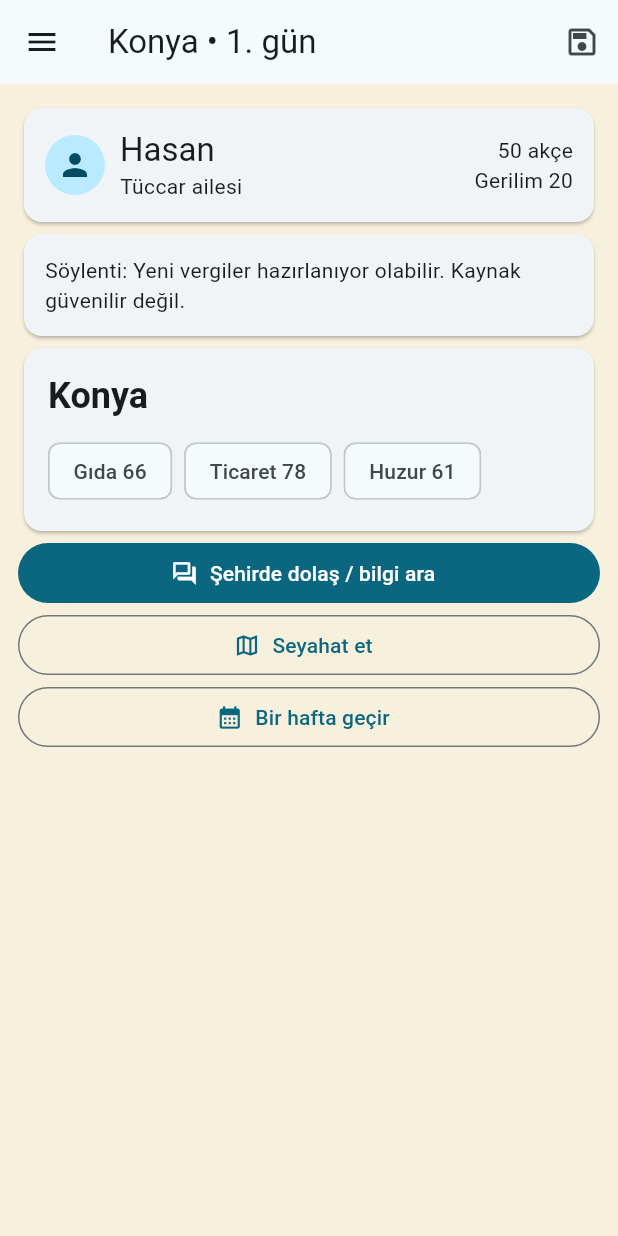
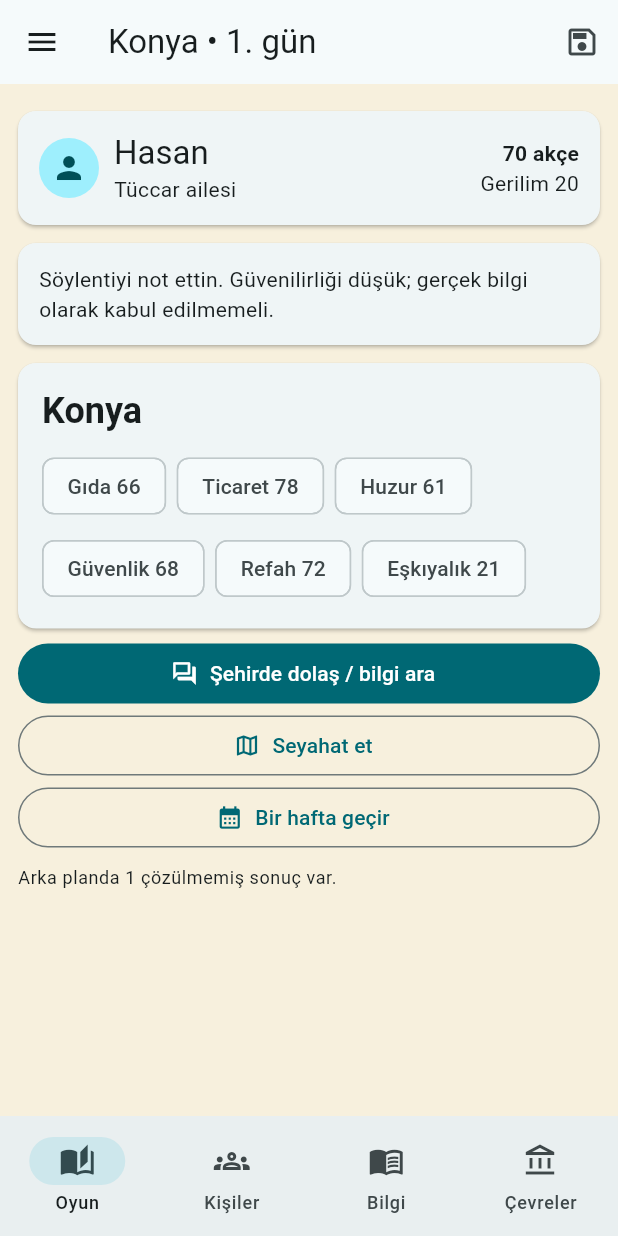
Before and after one commit to fatihistan1199/Uygulamalar, a Flutter app: the screen it shows after launch, after a tap on "Yeni Oyun", after a tap on "Şehirde dolaş / bilgi ara", after a tap on "Dinlemeye devam et", on a phone screen of 412 x 824 dp. Run offline on Flutter 3.47's test engine with Material 3 defaults, Android fonts, the phone set to English and light mode, and no system bars; our stand-ins replace shared_preferences.

Commit message:
UIyi NPC bilgi fraksiyon ve deterministik dunya motoruna bagla

```diff
--- a/Anadolu-Kader-Yollari/lib/main.dart
+++ b/Anadolu-Kader-Yollari/lib/main.dart
@@ -1,109 +1,271 @@
 import 'dart:convert';
-import 'dart:math';
 import 'package:flutter/material.dart';
 import 'package:shared_preferences/shared_preferences.dart';
+import 'game_engine.dart';
 
-void main() { WidgetsFlutterBinding.ensureInitialized(); runApp(const KaderApp()); }
+void main(){WidgetsFlutterBinding.ensureInitialized();runApp(const KaderApp());}
 
-class City {
-  City(this.id,this.name,this.food,this.trade,this.order);
-  final String id; final String name; int food; int trade; int order;
-  Map<String,dynamic> toJson()=>{'id':id,'name':name,'food':food,'trade':trade,'order':order};
-  factory City.fromJson(Map<String,dynamic> j)=>City(j['id'],j['name'],j['food'],j['trade'],j['order']);
-}
-
-class KaderApp extends StatelessWidget {
+class KaderApp extends StatelessWidget{
   const KaderApp({super.key});
   @override Widget build(BuildContext context)=>MaterialApp(
     debugShowCheckedModeBanner:false,
     title:'Anadolu: Kader Yolları',
-    theme:ThemeData(useMaterial3:true,colorScheme:ColorScheme.fromSeed(seedColor:const Color(0xff0e7490)),scaffoldBackgroundColor:const Color(0xfff7f0dd)),
+    theme:ThemeData(
+      useMaterial3:true,
+      colorScheme:ColorScheme.fromSeed(seedColor:const Color(0xff087f8c)),
+      scaffoldBackgroundColor:const Color(0xfff7f0dd),
+      cardTheme:const CardThemeData(margin:EdgeInsets.symmetric(vertical:6)),
+    ),
     home:const GamePage(),
   );
 }
 
-class GamePage extends StatefulWidget { const GamePage({super.key}); @override State<GamePage> createState()=>_GamePageState(); }
+class GamePage extends StatefulWidget{
+  const GamePage({super.key});
+  @override State<GamePage> createState()=>_GamePageState();
+}
 
-class _GamePageState extends State<GamePage> {
-  final rng=Random();
+class _GamePageState extends State<GamePage>{
+  static const saveKey='kader_save_v2';
   final nameCtrl=TextEditingController(text:'Hasan');
-  List<City> cities=[];
-  String? currentCity;
-  int day=1,money=50,tension=20;
+  final seedCtrl=TextEditingController();
   String background='Tüccar ailesi';
-  String? event;
+  GameState? state;
+  GameEngine? engine;
+  EventView? activeEvent;
   String? outcome;
-  int? delayedDay;
-  bool started=false;
-  final chronicle=<String>[];
+  int tab=0;
+  bool hasSave=false;
 
-  @override void initState(){ super.initState(); _hasSave(); }
-  Future<void> _hasSave() async { final p=await SharedPreferences.getInstance(); if(p.containsKey('kader_save')) setState(()=>outcome='Kayıt bulundu. Menüden devam edebilirsin.'); }
+  @override void initState(){super.initState();_checkSave();}
+  @override void dispose(){nameCtrl.dispose();seedCtrl.dispose();super.dispose();}
+
+  Future<void> _checkSave()async{
+    final p=await SharedPreferences.getInstance();
+    if(mounted)setState(()=>hasSave=p.containsKey(saveKey));
+  }
 
   void _newGame(){
-    cities=[City('konya','Konya',66,78,61),City('kayseri','Kayseri',52,88,54),City('sivas','Sivas',69,70,62),City('ankara','Ankara',71,64,59),City('antalya','Antalya',76,91,65)];
-    currentCity='konya'; day=1; money=50; tension=20; event=null; delayedDay=null; chronicle..clear()..add('1. gün — ${nameCtrl.text} Konya’da yolculuğuna başladı.');
-    started=true; outcome=null; setState((){}); _save();
+    final parsed=int.tryParse(seedCtrl.text.trim());
+    final seed=parsed??(DateTime.now().millisecondsSinceEpoch&0x7fffffff);
+    state=GameEngine.newGame(seed:seed,name:nameCtrl.text.trim().isEmpty?'Hasan':nameCtrl.text.trim(),background:background);
+    engine=GameEngine(state!);activeEvent=null;outcome='Seed: $seed';tab=0;
+    setState((){});_save();
   }
 
-  City get city=>cities.firstWhere((c)=>c.id==currentCity);
-
-  Future<void> _save() async {
-    if(!started)return; final p=await SharedPreferences.getInstance();
-    await p.setString('kader_save',jsonEncode({'day':day,'money':money,'tension':tension,'currentCity':currentCity,'background':background,'name':nameCtrl.text,'delayedDay':delayedDay,'cities':cities.map((e)=>e.toJson()).toList(),'chronicle':chronicle}));
+  Future<void> _save()async{
+    if(state==null)return;
+    final p=await SharedPreferences.getInstance();
+    await p.setString(saveKey,jsonEncode(state!.toJson()));
+    if(mounted)setState(()=>hasSave=true);
   }
 
-  Future<void> _load() async {
-    final p=await SharedPreferences.getInstance(); final raw=p.getString('kader_save'); if(raw==null)return;
-    final j=jsonDecode(raw); day=j['day']; money=j['money']; tension=j['tension']; currentCity=j['currentCity']; background=j['background']; nameCtrl.text=j['name']; delayedDay=j['delayedDay'];
-    cities=(j['cities'] as List).map((e)=>City.fromJson(Map<String,dynamic>.from(e))).toList(); chronicle..clear()..addAll((j['chronicle'] as List).cast<String>());
-    started=true; event=null; outcome='Aynı dünyadan devam ediyorsun.'; setState((){});
+  Future<void> _load()async{
+    final p=await SharedPreferences.getInstance();final raw=p.getString(saveKey);
+    if(raw==null)return;
+    try{
+      state=GameState.fromJson(Map<String,dynamic>.from(jsonDecode(raw) as Map));
+      engine=GameEngine(state!);nameCtrl.text=state!.playerName;background=state!.background;
+      activeEvent=null;outcome='Kayıt yüklendi. Dünya ${state!.day}. günden devam ediyor.';tab=0;
+      if(mounted)setState((){});
+    }catch(_){
+      if(mounted)setState(()=>outcome='Kayıt bu sürümle uyumlu değil. Yeni oyun başlat.');
+    }
   }
 
-  void _advance(int n){
-    for(var i=0;i<n;i++){ day++; for(final c in cities){ if(rng.nextDouble()<.12)c.food=(c.food-1).clamp(0,100).toInt(); c.trade=(c.trade+rng.nextInt(3)-1).clamp(0,100).toInt(); }
-      if(delayedDay!=null && day>=delayedDay!){ final k=cities.firstWhere((c)=>c.id=='kayseri'); k.order=(k.order-12).clamp(0,100).toInt(); tension=(tension+12).clamp(0,100).toInt(); outcome='Eski tahıl kararı geri döndü: Kayseri’de soruşturma büyüdü.'; chronicle.add('$day. gün — Tahıl soruşturması yeniden açıldı.'); delayedDay=null; }
-    }
-    outcome??='$n gün geçti. Dünya sen beklerken de değişti.'; setState((){}); _save();
+  void _advance(int days){
+    engine!.advance(days);outcome='$days gün geçti. Dünya ve fraksiyonlar senden bağımsız hareket etti.';
+    setState((){});_save();
   }
 
-  void _travel(String id){ final from=city.name; currentCity=id; final d=3+rng.nextInt(5); _advance(d); chronicle.add('$day. gün — $from’dan ${city.name} şehrine ulaştı.'); outcome='$d günlük yolculuğun ardından ${city.name} şehrine vardın.'; setState((){}); _save(); }
+  void _seek(){activeEvent=engine!.pickEvent();outcome=null;setState((){});}
 
-  void _seek(){ if(city.id=='kayseri' && city.food<60){event='grain';}else{event='rumor';} setState((){}); }
+  void _choose(EventOption option){
+    outcome=engine!.resolve(activeEvent!,option.id);
+    state!.chronicle.add('${state!.day}. gün — ${activeEvent!.title}: ${option.title}.');
+    activeEvent=null;setState((){});_save();
+  }
 
-  void _choose(String c){
-    if(event=='grain'){
-      if(c=='talk'){ outcome='Mahmud fiyat artışını yol güvenliğine bağlıyor. Doğru söylüyor olabilir.'; tension=(tension-3).clamp(0,100).toInt(); }
-      if(c=='judge'){ outcome='Kadıya haber verdin. Şimdilik hiçbir şey değişmedi.'; delayedDay=day+30+rng.nextInt(31); tension=(tension+7).clamp(0,100).toInt(); }
-      if(c=='buy'){ if(money>=15){money-=15; city.food=(city.food-3).clamp(0,100).toInt(); delayedDay=day+45+rng.nextInt(46); outcome='Tahıl aldın. Kârlı olabilir; fakat daha sonra hatırlanabilir.';}else{outcome='Yeterli akçen yok.';} }
-      if(c=='ignore'){ city.food=(city.food-5).clamp(0,100).toInt(); outcome='Karışmadın. Kriz yine de ilerliyor.'; }
-      chronicle.add('$day. gün — Kayseri tahıl meselesinde bir taraf seçti.');
-    } else { outcome=c=='listen'?'Söylenti: Yeni vergiler hazırlanıyor olabilir. Kaynak güvenilir değil.':'Söylentiyi önemsemedin.'; }
-    event=null; setState((){}); _save();
+  Future<void> _travel()async{
+    final id=await showDialog<String>(context:context,builder:(context)=>SimpleDialog(
+      title:const Text('Nereye gideceksin?'),
+      children:state!.cities.values.where((c)=>c.id!=state!.currentCityId).map((c)=>SimpleDialogOption(
+        onPressed:()=>Navigator.pop(context,c.id),
+        child:Padding(padding:const EdgeInsets.symmetric(vertical:8),child:Row(children:[
+          Expanded(child:Text(c.name,style:const TextStyle(fontWeight:FontWeight.w600))),
+          Text('Güvenlik ${c.security}'),
+        ])),
+      )).toList(),
+    ));
+    if(id==null)return;
+    final from=state!.city.name;final days=engine!.travel(id);
+    outcome='$from → ${state!.city.name}: $days gün. Yol riski güvenlik ve eşkıyalığa göre hesaplandı.';
+    setState((){});_save();
   }
 
   @override Widget build(BuildContext context){
-    if(!started)return Scaffold(body:SafeArea(child:Center(child:ConstrainedBox(constraints:const BoxConstraints(maxWidth:520),child:Padding(padding:const EdgeInsets.all(24),child:Column(mainAxisAlignment:MainAxisAlignment.center,crossAxisAlignment:CrossAxisAlignment.stretch,children:[
-      const Icon(Icons.route,size:72),Text('ANADOLU',textAlign:TextAlign.center,style:Theme.of(context).textTheme.displaySmall?.copyWith(fontWeight:FontWeight.w900)),Text('Kader Yolları',textAlign:TextAlign.center,style:Theme.of(context).textTheme.headlineSmall),const SizedBox(height:24),
-      TextField(controller:nameCtrl,decoration:const InputDecoration(labelText:'Ad',border:OutlineInputBorder())),const SizedBox(height:12),
-      DropdownButtonFormField<String>(value:background,decoration:const InputDecoration(labelText:'Geçmiş',border:OutlineInputBorder()),items:['Köylü ailesi','Tüccar ailesi','Medrese öğrencisi','Asker ailesi'].map((x)=>DropdownMenuItem(value:x,child:Text(x))).toList(),onChanged:(v)=>setState(()=>background=v!)),
-      const SizedBox(height:16),FilledButton(onPressed:_newGame,child:const Text('Yeni Oyun')),OutlinedButton(onPressed:_load,child:const Text('Devam Et')),if(outcome!=null)Padding(padding:const EdgeInsets.only(top:10),child:Text(outcome!,textAlign:TextAlign.center))
-    ]))))));
-    return Scaffold(appBar:AppBar(title:Text('${city.name} • $day. gün'),actions:[IconButton(onPressed:_save,icon:const Icon(Icons.save_outlined))]),drawer:Drawer(child:SafeArea(child:ListView(padding:const EdgeInsets.all(12),children:[Text('Kader Defteri',style:Theme.of(context).textTheme.headlineSmall),const Divider(),...chronicle.reversed.take(12).map((e)=>ListTile(dense:true,title:Text(e)))]))),body:SafeArea(child:ListView(padding:const EdgeInsets.all(12),children:[
-      Card(child:Padding(padding:const EdgeInsets.all(14),child:Row(children:[const CircleAvatar(child:Icon(Icons.person)),const SizedBox(width:10),Expanded(child:Column(crossAxisAlignment:CrossAxisAlignment.start,children:[Text(nameCtrl.text,style:Theme.of(context).textTheme.titleLarge),Text(background)])),Column(crossAxisAlignment:CrossAxisAlignment.end,children:[Text('$money akçe'),Text('Gerilim $tension')])]))),
-      if(event==null)...[
-        if(outcome!=null)Card(child:Padding(padding:const EdgeInsets.all(14),child:Text(outcome!))),
-        Card(child:Padding(padding:const EdgeInsets.all(16),child:Column(crossAxisAlignment:CrossAxisAlignment.start,children:[Text(city.name,style:Theme.of(context).textTheme.headlineSmall?.copyWith(fontWeight:FontWeight.bold)),const SizedBox(height:10),Wrap(spacing:8,children:[Chip(label:Text('Gıda ${city.food}')),Chip(label:Text('Ticaret ${city.trade}')),Chip(label:Text('Huzur ${city.order}'))])]))),
-        FilledButton.icon(onPressed:_seek,icon:const Icon(Icons.forum_outlined),label:const Text('Şehirde dolaş / bilgi ara')),OutlinedButton.icon(onPressed:()=>_travelDialog(context),icon:const Icon(Icons.map_outlined),label:const Text('Seyahat et')),OutlinedButton.icon(onPressed:()=>_advance(7),icon:const Icon(Icons.calendar_month),label:const Text('Bir hafta geçir'))
-      ] else _eventCard(context)
+    if(state==null)return _menu(context);
+    return Scaffold(
+      appBar:AppBar(
+        title:Text('${state!.city.name} • ${state!.day}. gün'),
+        actions:[IconButton(tooltip:'Kaydet',onPressed:_save,icon:const Icon(Icons.save_outlined))],
+      ),
+      drawer:_chronicleDrawer(context),
+      bottomNavigationBar:NavigationBar(
+        selectedIndex:tab,
+        onDestinationSelected:(i)=>setState(()=>tab=i),
+        destinations:const[
+          NavigationDestination(icon:Icon(Icons.auto_stories_outlined),selectedIcon:Icon(Icons.auto_stories),label:'Oyun'),
+          NavigationDestination(icon:Icon(Icons.groups_outlined),selectedIcon:Icon(Icons.groups),label:'Kişiler'),
+          NavigationDestination(icon:Icon(Icons.menu_book_outlined),selectedIcon:Icon(Icons.menu_book),label:'Bilgi'),
+          NavigationDestination(icon:Icon(Icons.account_balance_outlined),selectedIcon:Icon(Icons.account_balance),label:'Çevreler'),
+        ],
+      ),
+      body:SafeArea(child:IndexedStack(index:tab,children:[_gameTab(context),_peopleTab(context),_knowledgeTab(context),_factionsTab(context)])),
+    );
+  }
+
+  Widget _menu(BuildContext context)=>Scaffold(
+    body:SafeArea(child:Center(child:ConstrainedBox(
+      constraints:const BoxConstraints(maxWidth:520),
+      child:ListView(shrinkWrap:true,padding:const EdgeInsets.all(24),children:[
+        const Icon(Icons.route,size:72),
+        Text('ANADOLU',textAlign:TextAlign.center,style:Theme.of(context).textTheme.displaySmall?.copyWith(fontWeight:FontWeight.w900)),
+        Text('Kader Yolları',textAlign:TextAlign.center,style:Theme.of(context).textTheme.headlineSmall),
+        const SizedBox(height:24),
+        TextField(controller:nameCtrl,decoration:const InputDecoration(labelText:'Ad',border:OutlineInputBorder())),
+        const SizedBox(height:12),
+        DropdownButtonFormField<String>(
+          initialValue:background,
+          decoration:const InputDecoration(labelText:'Geçmiş',border:OutlineInputBorder()),
+          items:['Köylü ailesi','Tüccar ailesi','Medrese öğrencisi','Asker ailesi'].map((x)=>DropdownMenuItem(value:x,child:Text(x))).toList(),
+          onChanged:(v)=>setState(()=>background=v!),
+        ),
+        const SizedBox(height:12),
+        TextField(controller:seedCtrl,keyboardType:TextInputType.number,decoration:const InputDecoration(labelText:'Seed (boş bırakılabilir)',helperText:'Aynı seed aynı başlangıç dünyasını üretir.',border:OutlineInputBorder())),
+        const SizedBox(height:16),
+        FilledButton(onPressed:_newGame,child:const Text('Yeni Oyun')),
+        OutlinedButton(onPressed:hasSave?_load:null,child:const Text('Devam Et')),
+        if(outcome!=null)Padding(padding:const EdgeInsets.only(top:10),child:Text(outcome!,textAlign:TextAlign.center)),
+      ]),
+    ))),
+  );
+
+  Widget _chronicleDrawer(BuildContext context)=>Drawer(child:SafeArea(child:ListView(
+    padding:const EdgeInsets.all(12),
+    children:[
+      Text('Kader Defteri',style:Theme.of(context).textTheme.headlineSmall),
+      Text('Seed ${state!.seed} • ${state!.background}',style:Theme.of(context).textTheme.bodySmall),
+      const Divider(),
+      ...state!.chronicle.reversed.take(30).map((e)=>ListTile(dense:true,leading:const Icon(Icons.history,size:18),title:Text(e))),
+    ],
+  )));
+
+  Widget _gameTab(BuildContext context)=>ListView(padding:const EdgeInsets.all(12),children:[
+    Card(child:Padding(padding:const EdgeInsets.all(14),child:Row(children:[
+      const CircleAvatar(child:Icon(Icons.person)),
+      const SizedBox(width:10),
+      Expanded(child:Column(crossAxisAlignment:CrossAxisAlignment.start,children:[
+        Text(state!.playerName,style:Theme.of(context).textTheme.titleLarge),
+        Text(state!.background),
+      ])),
+      Column(crossAxisAlignment:CrossAxisAlignment.end,children:[
+        Text('${state!.money} akçe',style:const TextStyle(fontWeight:FontWeight.bold)),
+        Text('Gerilim ${state!.tension}'),
+      ]),
+    ]))),
+    if(activeEvent!=null)_eventCard(context)else...[
+      if(outcome!=null)Card(child:Padding(padding:const EdgeInsets.all(14),child:Text(outcome!))),
+      _cityCard(context),
+      FilledButton.icon(onPressed:_seek,icon:const Icon(Icons.forum_outlined),label:const Text('Şehirde dolaş / bilgi ara')),
+      OutlinedButton.icon(onPressed:_travel,icon:const Icon(Icons.map_outlined),label:const Text('Seyahat et')),
+      OutlinedButton.icon(onPressed:()=>_advance(7),icon:const Icon(Icons.calendar_month),label:const Text('Bir hafta geçir')),
+      if(state!.delayedEffects.isNotEmpty)Padding(
+        padding:const EdgeInsets.only(top:8),
+        child:Text('Arka planda ${state!.delayedEffects.length} çözülmemiş sonuç var.',style:Theme.of(context).textTheme.bodySmall),
+      ),
+    ],
+  ]);
+
+  Widget _cityCard(BuildContext context){
+    final c=state!.city;
+    return Card(child:Padding(padding:const EdgeInsets.all(16),child:Column(crossAxisAlignment:CrossAxisAlignment.start,children:[
+      Text(c.name,style:Theme.of(context).textTheme.headlineSmall?.copyWith(fontWeight:FontWeight.bold)),
+      const SizedBox(height:10),
+      Wrap(spacing:7,runSpacing:7,children:[
+        Chip(label:Text('Gıda ${c.food}')),Chip(label:Text('Ticaret ${c.trade}')),Chip(label:Text('Huzur ${c.order}')),
+        Chip(label:Text('Güvenlik ${c.security}')),Chip(label:Text('Refah ${c.prosperity}')),Chip(label:Text('Eşkıyalık ${c.banditry}')),
+      ]),
     ])));
   }
 
-  Widget _eventCard(BuildContext context){
-    final grain=event=='grain';
-    final opts=grain?[['talk','Mahmud’u dinle','Bilgi kazanırsın; onun anlatısına da maruz kalırsın.'],['judge','Kadıyı haberdar et','Meşru yol; gecikmiş sonucu olabilir.'],['buy','15 akçelik tahıl al','Ekonomik fırsat; bedeli belirsiz.'],['ignore','Karışma','Tarafsızlık da sonuç üretir.']]:[['listen','Dinlemeye devam et','Şüpheli bilgi edinebilirsin.'],['ignore','Önemseme','Yanlış bilgiden korunursun; gerçek uyarıyı kaçırabilirsin.']];
-    return Card(child:Padding(padding:const EdgeInsets.all(18),child:Column(crossAxisAlignment:CrossAxisAlignment.stretch,children:[Container(height:150,decoration:BoxDecoration(borderRadius:BorderRadius.circular(16),gradient:const LinearGradient(colors:[Color(0xff0e7490),Color(0xff4c1d95)])),child:const Icon(Icons.auto_stories,size:64,color:Colors.white)),const SizedBox(height:16),Text(grain?'Kayseri’de Tahıl Meselesi':'Handaki Fısıltılar',style:Theme.of(context).textTheme.headlineSmall?.copyWith(fontWeight:FontWeight.bold)),const SizedBox(height:8),Text(grain?'Tahıl fiyatları yükseliyor. Esnaf, Mahmud’un zahire depoladığını söylüyor; söylentinin kaynağı ise ticari rakipleri.':'Yan masadaki iki yolcu yaklaşan yeni vergilerden söz ediyor. Birinin sarhoş olduğu açık.'),const SizedBox(height:14),...opts.map((o)=>Padding(padding:const EdgeInsets.only(bottom:8),child:OutlinedButton(onPressed:()=>_choose(o[0]),child:Align(alignment:Alignment.centerLeft,child:Column(crossAxisAlignment:CrossAxisAlignment.start,children:[Text(o[1],style:const TextStyle(fontWeight:FontWeight.bold)),Text(o[2],style:Theme.of(context).textTheme.bodySmall)])))))])));
+  Widget _eventCard(BuildContext context)=>Card(child:Padding(
+    padding:const EdgeInsets.all(18),
+    child:Column(crossAxisAlignment:CrossAxisAlignment.stretch,children:[
+      Container(height:135,decoration:BoxDecoration(borderRadius:BorderRadius.circular(16),gradient:const LinearGradient(colors:[Color(0xff087f8c),Color(0xff5b2387)])),child:const Icon(Icons.auto_stories,size:60,color:Colors.white)),
+      const SizedBox(height:16),
+      Text(activeEvent!.title,style:Theme.of(context).textTheme.headlineSmall?.copyWith(fontWeight:FontWeight.bold)),
+      const SizedBox(height:8),Text(activeEvent!.body),
+      const SizedBox(height:14),
+      ...activeEvent!.options.map((o)=>Padding(padding:const EdgeInsets.only(bottom:8),child:OutlinedButton(
+        onPressed:()=>_choose(o),
+        child:Align(alignment:Alignment.centerLeft,child:Padding(padding:const EdgeInsets.symmetric(vertical:5),child:Column(crossAxisAlignment:CrossAxisAlignment.start,children:[
+          Text(o.title,style:const TextStyle(fontWeight:FontWeight.bold)),Text(o.hint,style:Theme.of(context).textTheme.bodySmall),
+        ]))),
+      ))),
+    ]),
+  ));
+
+  Widget _peopleTab(BuildContext context){
+    final people=state!.npcs.values.toList()..sort((a,b){
+      final ac=a.cityId==state!.currentCityId?0:1,bc=b.cityId==state!.currentCityId?0:1;
+      if(ac!=bc)return ac.compareTo(bc);return a.name.compareTo(b.name);
+    });
+    return ListView(padding:const EdgeInsets.all(12),children:[
+      Text('Kişiler',style:Theme.of(context).textTheme.headlineSmall?.copyWith(fontWeight:FontWeight.bold)),
+      const Text('İlişki tek puan değildir. Güven, saygı, korku, sevgi ve şüphe ayrı tutulur.'),
+      const SizedBox(height:8),
+      ...people.map((n)=>Card(child:ExpansionTile(
+        leading:CircleAvatar(child:Text(n.name.characters.first)),
+        title:Text(n.name),
+        subtitle:Text('${n.profession} • ${state!.cities[n.cityId]!.name} • ${state!.factions[n.factionId]!.name}'),
+        children:[Padding(padding:const EdgeInsets.fromLTRB(16,0,16,14),child:Column(crossAxisAlignment:CrossAxisAlignment.start,children:[
+          Text('Hedef: ${n.goal}',style:const TextStyle(fontStyle:FontStyle.italic)),
+          const SizedBox(height:8),
+          Wrap(spacing:6,runSpacing:4,children:[
+            Chip(label:Text('Güven ${n.relation.trust}')),Chip(label:Text('Saygı ${n.relation.respect}')),Chip(label:Text('Korku ${n.relation.fear}')),
+            Chip(label:Text('Sevgi ${n.relation.affection}')),Chip(label:Text('Şüphe ${n.relation.suspicion}')),Chip(label:Text('Borç ${n.relation.debt}')),
+          ]),
+          if(n.memories.isNotEmpty)...[
+            const Divider(),const Text('Seni neden böyle görüyor?',style:TextStyle(fontWeight:FontWeight.bold)),
+            ...n.memories.reversed.take(5).map((m)=>ListTile(dense:true,contentPadding:EdgeInsets.zero,title:Text(m.text),subtitle:Text('${m.day}. gün • önem ${m.importance}'))),
+          ],
+        ]))],
+      ))),
+    ]);
   }
 
-  Future<void> _travelDialog(BuildContext context) async { final id=await showDialog<String>(context:context,builder:(_)=>SimpleDialog(title:const Text('Nereye gideceksin?'),children:cities.where((c)=>c.id!=currentCity).map((c)=>SimpleDialogOption(onPressed:()=>Navigator.pop(context,c.id),child:Padding(padding:const EdgeInsets.all(8),child:Text(c.name)))).toList())); if(id!=null)_travel(id); }
+  Widget _knowledgeTab(BuildContext context)=>ListView(padding:const EdgeInsets.all(12),children:[
+    Text('Bilgi ve Söylentiler',style:Theme.of(context).textTheme.headlineSmall?.copyWith(fontWeight:FontWeight.bold)),
+    const Text('Oyuncunun bildiği ile dünyanın gerçeği aynı şey değildir.'),
+    const SizedBox(height:8),
+    if(state!.knowledge.isEmpty)const Card(child:Padding(padding:EdgeInsets.all(18),child:Text('Henüz kayıtlı bilgi yok. Hanlarda dinle, insanlarla konuş veya bilgiyi doğrulat.'))),
+    ...state!.knowledge.reversed.map((k)=>Card(child:ListTile(
+      leading:Icon(k.confirmed?Icons.verified:Icons.hearing),
+      title:Text(k.text),
+      subtitle:Text('${k.label} • Kaynak: ${k.source} • ${k.day}. gün'),
+      trailing:Text('%${k.reliability}',style:const TextStyle(fontWeight:FontWeight.bold)),
+    ))),
+  ]);
+
+  Widget _factionsTab(BuildContext context)=>ListView(padding:const EdgeInsets.all(12),children:[
+    Text('Toplumsal Çevreler',style:Theme.of(context).textTheme.headlineSmall?.copyWith(fontWeight:FontWeight.bold)),
+    const Text('Bir çevreyle yakınlaşmak başka bir çevrede maliyet yaratabilir. Güç değerleri oyuncudan bağımsız da değişir.'),
+    const SizedBox(height:8),
+    ...state!.factions.values.map((f)=>Card(child:Padding(padding:const EdgeInsets.all(16),child:Column(crossAxisAlignment:CrossAxisAlignment.start,children:[
+      Text(f.name,style:Theme.of(context).textTheme.titleMedium?.copyWith(fontWeight:FontWeight.bold)),
+      const SizedBox(height:8),Text('Sana bakış: ${f.reputation}/100'),LinearProgressIndicator(value:f.reputation/100),
+      const SizedBox(height:8),Text('Dünya gücü: ${f.power}/100'),LinearProgressIndicator(value:f.power/100),
+    ])))),
+  ]);
 }
```
